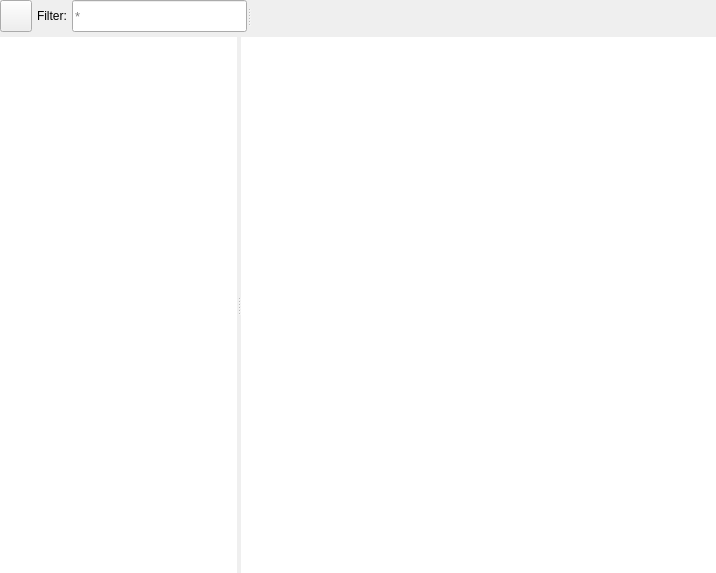
The window that src/conan_app_launcher/ui/views/package_explorer/package_explorer.ui (goszpeti/conan_explorer) describes before a commit, drawn with Qt 5.
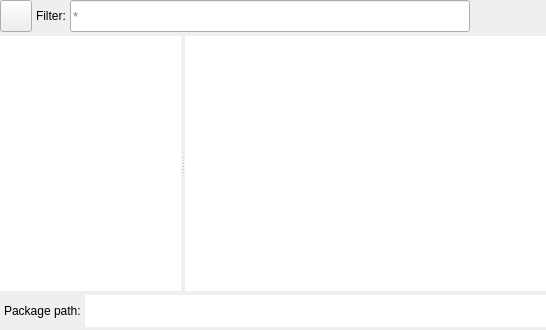
The same window after the commit.

Commit message: View layout changes * Move pkg path to bottom in local pkg exp * Switch serach view from vert. to hor. tiling

The edit to the form file:
```diff
--- a/src/conan_app_launcher/ui/views/package_explorer/package_explorer.ui
+++ b/src/conan_app_launcher/ui/views/package_explorer/package_explorer.ui
@@ -6,8 +6,8 @@
    <rect>
     <x>0</x>
     <y>0</y>
-    <width>716</width>
-    <height>573</height>
+    <width>546</width>
+    <height>330</height>
    </rect>
   </property>
   <property name="windowTitle">
@@ -15,7 +15,7 @@
   </property>
   <layout class="QVBoxLayout" name="verticalLayout">
    <property name="spacing">
-    <number>5</number>
+    <number>4</number>
    </property>
    <property name="leftMargin">
     <number>0</number>
@@ -27,7 +27,7 @@
     <number>0</number>
    </property>
    <property name="bottomMargin">
-    <number>0</number>
+    <number>3</number>
    </property>
    <item>
     <layout class="QHBoxLayout" name="local_packages_bar_layout">
@@ -141,52 +141,21 @@
          <bool>true</bool>
         </property>
        </widget>
-       <widget class="QLabel" name="package_path_label">
-        <property name="sizePolicy">
-         <sizepolicy hsizetype="Preferred" vsizetype="Fixed">
-          <horstretch>5</horstretch>
-          <verstretch>1</verstretch>
-         </sizepolicy>
-        </property>
-        <property name="minimumSize">
-         <size>
-          <width>300</width>
-          <height>32</height>
-         </size>
-        </property>
-        <property name="maximumSize">
-         <size>
-          <width>16777215</width>
-          <height>32</height>
-         </size>
-        </property>
-        <property name="baseSize">
-         <size>
-          <width>500</width>
-          <height>0</height>
-         </size>
-        </property>
-        <property name="text">
-         <string/>
-        </property>
-        <property name="scaledContents">
-         <bool>true</bool>
-        </property>
-        <property name="alignment">
-         <set>Qt::AlignRight|Qt::AlignTrailing|Qt::AlignVCenter</set>
-        </property>
-        <property name="wordWrap">
-         <bool>false</bool>
-        </property>
-        <property name="openExternalLinks">
-         <bool>true</bool>
-        </property>
-        <property name="textInteractionFlags">
-         <set>Qt::LinksAccessibleByMouse|Qt::TextSelectableByKeyboard|Qt::TextSelectableByMouse</set>
-        </property>
-       </widget>
       </widget>
      </item>
+     <item>
+      <spacer name="horizontalSpacer">
+       <property name="orientation">
+        <enum>Qt::Horizontal</enum>
+       </property>
+       <property name="sizeHint" stdset="0">
+        <size>
+         <width>40</width>
+         <height>20</height>
+        </size>
+       </property>
+      </spacer>
+     </item>
     </layout>
    </item>
    <item>
@@ -284,6 +253,61 @@
      </widget>
     </widget>
    </item>
+   <item>
+    <layout class="QHBoxLayout" name="horizontalLayout">
+     <property name="spacing">
+      <number>4</number>
+     </property>
+     <property name="leftMargin">
+      <number>4</number>
+     </property>
+     <item>
+      <widget class="QLabel" name="package_path_label_2">
+       <property name="text">
+        <string>Package path:</string>
+       </property>
+      </widget>
+     </item>
+     <item>
+      <widget class="QTextBrowser" name="package_path_label">
+       <property name="sizePolicy">
+        <sizepolicy hsizetype="Expanding" vsizetype="Minimum">
+         <horstretch>0</horstretch>
+         <verstretch>0</verstretch>
+        </sizepolicy>
+       </property>
+       <property name="maximumSize">
+        <size>
+         <width>16777215</width>
+         <height>32</height>
+        </size>
+       </property>
+       <property name="frameShape">
+        <enum>QFrame::NoFrame</enum>
+       </property>
+       <property name="verticalScrollBarPolicy">
+        <enum>Qt::ScrollBarAlwaysOff</enum>
+       </property>
+       <property name="lineWrapMode">
+        <enum>QTextEdit::NoWrap</enum>
+       </property>
+       <property name="html">
+        <string>&lt;!DOCTYPE HTML PUBLIC &quot;-//W3C//DTD HTML 4.0//EN&quot; &quot;http://www.w3.org/TR/REC-html40/strict.dtd&quot;&gt;
+&lt;html&gt;&lt;head&gt;&lt;meta name=&quot;qrichtext&quot; content=&quot;1&quot; /&gt;&lt;meta charset=&quot;utf-8&quot; /&gt;&lt;style type=&quot;text/css&quot;&gt;
+p, li { white-space: pre-wrap; }
+hr { height: 1px; border-width: 0; }
+li.unchecked::marker { content: &quot;\2610&quot;; }
+li.checked::marker { content: &quot;\2612&quot;; }
+&lt;/style&gt;&lt;/head&gt;&lt;body style=&quot; font-family:'Segoe UI'; font-size:9pt; font-weight:400; font-style:normal;&quot;&gt;
+&lt;p style=&quot;-qt-paragraph-type:empty; margin-top:0px; margin-bottom:0px; margin-left:0px; margin-right:0px; -qt-block-indent:0; text-indent:0px;&quot;&gt;&lt;br /&gt;&lt;/p&gt;&lt;/body&gt;&lt;/html&gt;</string>
+       </property>
+       <property name="overwriteMode">
+        <bool>false</bool>
+       </property>
+      </widget>
+     </item>
+    </layout>
+   </item>
   </layout>
  </widget>
  <resources/>
```
The commit also changes 7 other files.
